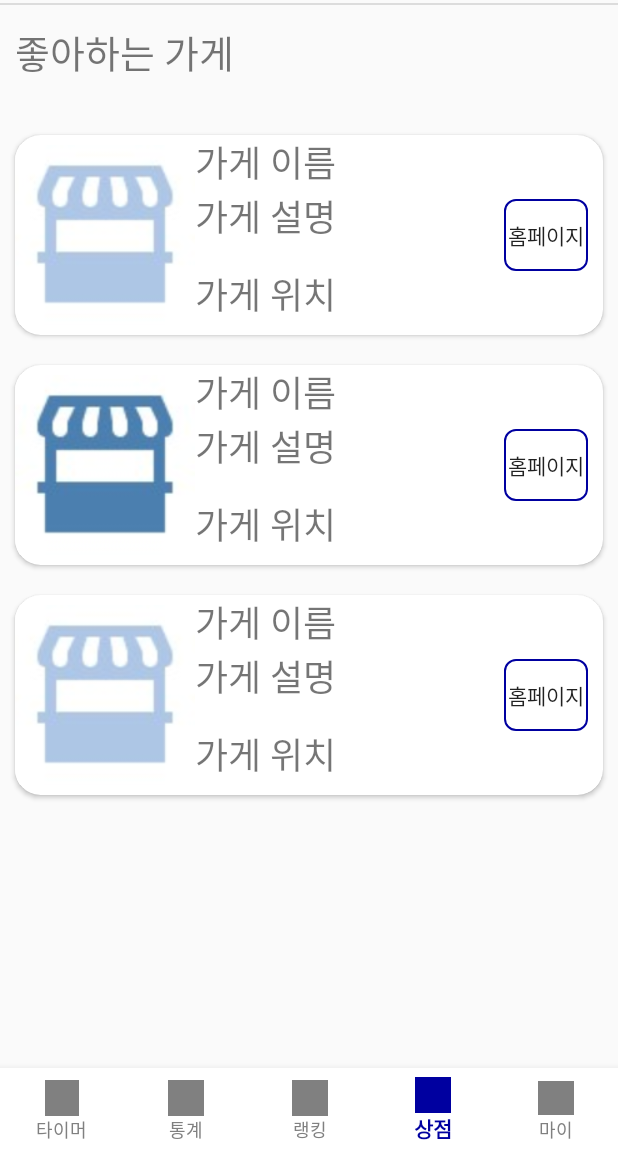
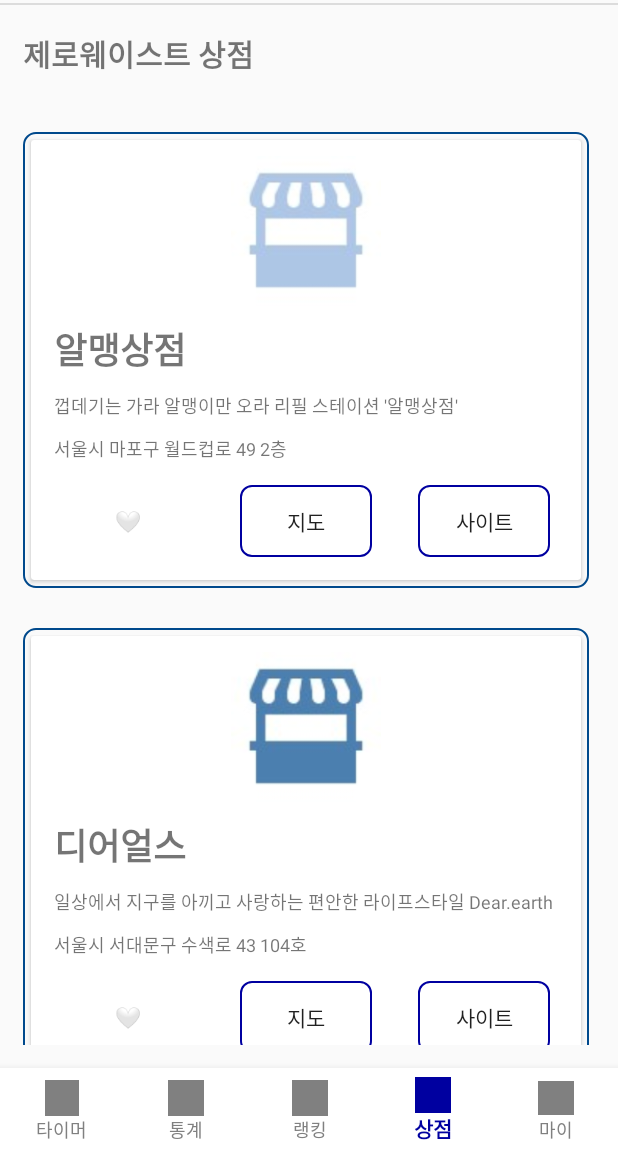
Before and after one commit to ENCO-Sungshin/ShowerForFriends_Android, an Android app: the HomeActivity screen opened directly, with no data from a screen before it, item 4 of the bottom bar chosen, on a phone screen of 412 x 824 dp, the part 84-1236 px from its top. Run offline under Robolectric (Android 15) with nearby library versions, the phone set to English and light mode, and no system bars; libraries missing offline, so code that uses them is left out: com.github.mikephil.charting.

Commit message:
[FEAT] 상점 RecyclerView 구성

```diff
--- /dev/null
+++ b/app/src/main/java/com/example/showerforfriends/EventViewDecoration.java
@@ -0,0 +1,22 @@
+package com.example.showerforfriends;
+
+import android.graphics.Rect;
+import android.view.View;
+
+import androidx.recyclerview.widget.RecyclerView;
+
+public class EventViewDecoration extends RecyclerView.ItemDecoration {
+    private final int decoHeight;
+
+    public EventViewDecoration(int decoHeight)
+    {
+        this.decoHeight = decoHeight;
+    }
+
+    @Override
+    public void getItemOffsets(Rect outRect, View view, RecyclerView parent, RecyclerView.State state)
+    {
+        super.getItemOffsets(outRect, view, parent, state);
+        outRect.top = decoHeight;
+    }
+}
--- a/app/src/main/java/com/example/showerforfriends/HomeActivity.java
+++ b/app/src/main/java/com/example/showerforfriends/HomeActivity.java
@@ -12,7 +12,7 @@
 
 public class HomeActivity extends AppCompatActivity {
     BottomNavigationView bottomNavigationView;
-    Fragment timerFragment, bookmarkFragment, friendListFragment, rankFragment, mypageFragment, usageFragment;
+    Fragment timerFragment, bookmarkFragment, friendListFragment, rankFragment, mypageFragment, usageFragment, storelistFragment;
 
     // navigation bar 연결
     private BottomNavigationView.OnNavigationItemSelectedListener mOnNavigationItemSelectedListener = new BottomNavigationView.OnNavigationItemSelectedListener() {
@@ -29,7 +29,7 @@
                     return true;
 
                 case R.id.action_store:
-                    getSupportFragmentManager().beginTransaction().replace(R.id.frameLayout, bookmarkFragment).commitAllowingStateLoss();
+                    getSupportFragmentManager().beginTransaction().replace(R.id.frameLayout, storelistFragment).commitAllowingStateLoss();
                     return true;
 
                 case R.id.action_rank:
@@ -55,9 +55,9 @@
         // bottom navigation view 부분
         bottomNavigationView = (BottomNavigationView) findViewById(R.id.navigation_bottom);
         bottomNavigationView.setOnNavigationItemSelectedListener(mOnNavigationItemSelectedListener);
-
         timerFragment = new TimerFragment();
-        bookmarkFragment = new BookmarkFragment();
+        //bookmarkFragment = new BookmarkFragment();
+        storelistFragment = new StoreListFragment();
         //friendListFragment = new FriendListFragment();
         rankFragment = new RankFragment();
         mypageFragment = new MyPageFragment();
--- a/app/src/main/java/com/example/showerforfriends/MyPageFragment.java
+++ b/app/src/main/java/com/example/showerforfriends/MyPageFragment.java
@@ -9,6 +9,8 @@
 import android.view.View;
 import android.view.ViewGroup;
 import android.widget.Button;
+import android.widget.ImageButton;
+import android.widget.ImageView;
 
 /**
  * A simple {@link Fragment} subclass.
@@ -19,6 +21,7 @@
 
     ViewGroup viewGroup;
     Button changeButton;
+    ImageButton bookmarkButton;
     // TODO: Rename parameter arguments, choose names that match
     // the fragment initialization parameters, e.g. ARG_ITEM_NUMBER
     private static final String ARG_PARAM1 = "param1";
@@ -66,6 +69,15 @@
         viewGroup = (ViewGroup) inflater.inflate(R.layout.fragment_my_page, container, false);
 
         changeButton = (Button) viewGroup.findViewById(R.id.changebtn);
+        bookmarkButton = (ImageButton) viewGroup.findViewById(R.id.like_btn);
+
+        bookmarkButton.setOnClickListener(new View.OnClickListener() {
+            @Override
+            public void onClick(View view) {
+                Intent intent = new Intent(getContext(), BookmarkActivity.class);
+                startActivity(intent);
+            }
+        });
 
         changeButton.setOnClickListener(new View.OnClickListener() {
             @Override
--- /dev/null
+++ b/app/src/main/java/com/example/showerforfriends/StoreListFragment.java
@@ -0,0 +1,107 @@
+package com.example.showerforfriends;
+
+import android.content.Context;
+import android.content.Intent;
+import android.net.Uri;
+import android.os.Bundle;
+
+import androidx.fragment.app.Fragment;
+import androidx.recyclerview.widget.LinearLayoutManager;
+import androidx.recyclerview.widget.RecyclerView;
+
+import android.view.LayoutInflater;
+import android.view.View;
+import android.view.ViewGroup;
+import android.widget.Button;
+import android.widget.RelativeLayout;
+
+import java.util.ArrayList;
+
+/**
+ * A simple {@link Fragment} subclass.
+ * Use the {@link StoreListFragment#newInstance} factory method to
+ * create an instance of this fragment.
+ */
+public class StoreListFragment extends Fragment {
+
+    ViewGroup viewGroup;
+    Button storeURI;
+    private RecyclerView recyclerView;
+    private StoreListItem[] storeListItems;
+    private StoreListItemAdapter adapter;
+    private ArrayList<StoreListItem> storeListItemArrayList = new ArrayList<>();
+    Context context;
+
+    // TODO: Rename parameter arguments, choose names that match
+    // the fragment initialization parameters, e.g. ARG_ITEM_NUMBER
+    private static final String ARG_PARAM1 = "param1";
+    private static final String ARG_PARAM2 = "param2";
+
+    // TODO: Rename and change types of parameters
+    private String mParam1;
+    private String mParam2;
+
+    public StoreListFragment() {
+        // Required empty public constructor
+    }
+
+    /**
+     * Use this factory method to create a new instance of
+     * this fragment using the provided parameters.
+     *
+     * @param param1 Parameter 1.
+     * @param param2 Parameter 2.
+     * @return A new instance of fragment StoreListFragment.
+     */
+    // TODO: Rename and change types and number of parameters
+    public static StoreListFragment newInstance(String param1, String param2) {
+        StoreListFragment fragment = new StoreListFragment();
+        Bundle args = new Bundle();
+        args.putString(ARG_PARAM1, param1);
+        args.putString(ARG_PARAM2, param2);
+        fragment.setArguments(args);
+        return fragment;
+    }
+
+    @Override
+    public void onCreate(Bundle savedInstanceState) {
+        super.onCreate(savedInstanceState);
+        if (getArguments() != null) {
+            mParam1 = getArguments().getString(ARG_PARAM1);
+            mParam2 = getArguments().getString(ARG_PARAM2);
+        }
+    }
+
+    @Override
+    public View onCreateView(LayoutInflater inflater, ViewGroup container,
+                             Bundle savedInstanceState) {
+        viewGroup = (ViewGroup) inflater.inflate(R.layout.fragment_store_list, container, false);
+
+        storeURI = (Button) viewGroup.findViewById(R.id.storeURI);
+        recyclerView = (RecyclerView) viewGroup.findViewById(R.id.storeList);
+        RecyclerView.LayoutManager layoutManager = new LinearLayoutManager(context);
+        recyclerView.setLayoutManager(layoutManager);
+        adapter = new StoreListItemAdapter(context, storeListItemArrayList);
+        storeListItems = new StoreListItem[3];
+        recyclerView.addItemDecoration(new EventViewDecoration(40));
+
+        String storeURI[] = { "https://almang.modoo.at/", "https://dearearth.co.kr/", "https://www.thanksto.co.kr/main/index.php"};
+
+        // recyclerView
+        storeListItems[0] = new StoreListItem("알맹상점", "껍데기는 가라 알맹이만 오라 리필 스테이션 '알맹상점'",
+                "서울시 마포구 월드컵로 49 2층", storeURI[0], R.drawable.store1, false, 0, 0);
+        storeListItems[1] = new StoreListItem("디어얼스", "일상에서 지구를 아끼고 사랑하는 편안한 라이프스타일 Dear.earth",
+                "서울시 서대문구 수색로 43 104호", storeURI[1], R.drawable.store2, false, 0, 0);
+        storeListItems[2] = new StoreListItem("덕분愛", "지구를 향한 우리의 사랑과 노력 덕분에\n생명과 환경을 살리는 브랜드",
+                "서울시 서초구 서초대로 389 진흥상가 209호", storeURI[2], R.drawable.store1, false, 0, 0);
+
+        for(int i=0; i<storeListItems.length; i++)
+        {
+            storeListItemArrayList.add(storeListItems[i]);
+        }
+        recyclerView.setAdapter(adapter);
+
+        // Inflate the layout for this fragment
+        return viewGroup;
+    }
+}
--- /dev/null
+++ b/app/src/main/java/com/example/showerforfriends/StoreListItem.java
@@ -0,0 +1,73 @@
+package com.example.showerforfriends;
+
+public class StoreListItem {
+    private String storeName;
+    private String storeIntro;
+    private String storeLocation;
+    private String storeURL;
+    private int position1, position2;
+    private int storePicture;
+    private boolean storeBookmark;
+
+    StoreListItem(String storeName, String storeIntro, String storeLocation, String storeURL, int storePicture, boolean storeBookmark, int position1, int position2)
+    {
+        this.storeName = storeName;
+        this.storeIntro = storeIntro;
+        this.storeLocation = storeLocation;
+        this.storeURL = storeURL;
+        this.storePicture = storePicture;
+        this.storeBookmark = storeBookmark;
+        this.position1 = position1;
+        this.position2 = position2;
+    }
+
+    public String getStoreName() {
+        return storeName;
+    }
+    public String getStoreIntro() {
+        return storeIntro;
+    }
+    public String getStoreLocation() {
+        return storeLocation;
+    }
+    public String getStoreURL() {
+        return storeURL;
+    }
+    public int getStorePicture() {
+        return storePicture;
+    }
+    public boolean getStoreBookmark() {
+        return storeBookmark;
+    }
+    public int getPosition1() {
+        return position1;
+    }
+    public int getPosition2() {
+        return position2;
+    }
+
+    public void setStoreName(String storeName) {
+        this.storeName = storeName;
+    }
+    public void setStoreIntro(String storeIntro) {
+        this.storeIntro = storeIntro;
+    }
+    public void setStoreLocation(String storeLocation) {
+        this.storeLocation = storeLocation;
+    }
+    public void setStoreURL(String storeURL) {
+        this.storeURL = storeURL;
+    }
+    public void setStorePicture(int storePicture) {
+        this.storePicture = storePicture;
+    }
+    public void setStoreBookmark(boolean storeBookmark) {
+        this.storeBookmark = storeBookmark;
+    }
+    public void setPosition1(int position1) {
+        this.position1 = position1;
+    }
+    public void setPosition2(int position2) {
+        this.position2 = position2;
+    }
+}
--- /dev/null
+++ b/app/src/main/java/com/example/showerforfriends/StoreListItemAdapter.java
@@ -0,0 +1,136 @@
+package com.example.showerforfriends;
+
+import android.content.Context;
+import android.content.Intent;
+import android.net.Uri;
+import android.view.LayoutInflater;
+import android.view.View;
+import android.view.ViewGroup;
+import android.widget.Button;
+import android.widget.ImageView;
+import android.widget.TextView;
+
+import androidx.annotation.NonNull;
+import androidx.recyclerview.widget.RecyclerView;
+
+import java.util.ArrayList;
+
+public class StoreListItemAdapter extends RecyclerView.Adapter<StoreListItemAdapter.ViewHolder> {
+
+    ArrayList<StoreListItem> item = new ArrayList<StoreListItem>();
+    Context context;
+
+    public StoreListItemAdapter(Context context, ArrayList<StoreListItem> storeListItems)
+    {
+        this.context = context;
+        this.item = storeListItems;
+    }
+
+    @NonNull
+    @Override
+    public ViewHolder onCreateViewHolder(@NonNull ViewGroup parent, int viewType) {
+        View convertView = LayoutInflater.from(parent.getContext()).inflate(R.layout.store_list_item, null);
+        return new ViewHolder(convertView);
+    }
+
+    @Override
+    public void onBindViewHolder(@NonNull ViewHolder holder, int position) {
+        StoreListItem storeListItem = item.get(position);
+
+        holder.storeBookmark.setOnClickListener(new View.OnClickListener() {
+            @Override
+            public void onClick(View view) {
+                if(storeListItem.getStoreBookmark() == true) {
+                    storeListItem.setStoreBookmark(false);
+                    holder.storeBookmark.setText("🤍");
+                }
+                else {
+                    storeListItem.setStoreBookmark(true);
+                    holder.storeBookmark.setText("❤");
+                }
+            }
+        });
+
+        holder.storeURL.setOnClickListener(new View.OnClickListener() {
+            @Override
+            public void onClick(View view) {
+                Intent mIntent = new Intent(Intent.ACTION_VIEW, Uri.parse(storeListItem.getStoreURL()));
+                view.getContext().startActivity(mIntent);
+            }
+        });
+
+        holder.storeMap.setOnClickListener(new View.OnClickListener() {
+            @Override
+            public void onClick(View view) {
+                // map 연결하기
+               /* Intent mIntent = new Intent(Intent.ACTION_VIEW, Uri.parse(storeListItem.getStoreURL()));
+                view.getContext().startActivity(mIntent);*/
+            }
+        });
+
+        holder.storeName.setText(storeListItem.getStoreName());
+        holder.storeIntro.setText(storeListItem.getStoreIntro());
+        holder.storeLocation.setText(storeListItem.getStoreLocation());
+        holder.storePicture.setImageResource(storeListItem.getStorePicture());
+        //holder.storeURL.setText(storeListItem.getStoreURL());
+
+        if(storeListItem.getStoreBookmark() == true)
+            holder.storeBookmark.setText("❤");
+        else
+            holder.storeBookmark.setText("🤍");
+    }
+
+    @Override
+    public long getItemId(int i) {return i;}
+
+    @Override
+    public int getItemCount() {
+        return item.size();
+    }
+
+    private OnItemClickListener mListener = null;
+    public void setOnItemClickListener(OnItemClickListener onItemClickListener)
+    {
+        this.mListener = onItemClickListener;
+    }
+
+    public interface OnItemClickListener
+    {
+        void onItemClick(View v, int position);
+    }
+
+    public class ViewHolder extends RecyclerView.ViewHolder
+    {
+        TextView storeName, storeIntro, storeLocation, storeBookmark;
+        ImageView storePicture;
+        Button storeURL, storeMap;
+
+        public ViewHolder(@NonNull View itemView)
+        {
+            super(itemView);
+
+            // 화면에 내용 넣기
+            storeName = (TextView) itemView.findViewById(R.id.storeName);
+            storeIntro = (TextView) itemView.findViewById(R.id.storeIntro);
+            storeLocation = (TextView) itemView.findViewById(R.id.storeLocation);
+            storePicture = (ImageView) itemView.findViewById(R.id.storePicture);
+            storeBookmark = (TextView) itemView.findViewById(R.id.storeBookmark);
+            storeURL = (Button) itemView.findViewById(R.id.storeURI);
+            storeMap = (Button) itemView.findViewById(R.id.storeMap);
+
+            itemView.setOnClickListener(new View.OnClickListener() {
+                @Override
+                public void onClick(View view) {
+                    int position = getAdapterPosition();
+                    if(position != RecyclerView.NO_POSITION)
+                    {
+                        if(mListener != null)
+                        {
+                            mListener.onItemClick(view, position);
+                        }
+                    }
+                }
+            });
+        }
+    }
+}
--- /dev/null
+++ b/app/src/main/res/drawable/list_back.xml
@@ -0,0 +1,12 @@
+<?xml version="1.0" encoding="utf-8"?>
+<shape xmlns:android="http://schemas.android.com/apk/res/android"
+    android:shape="rectangle" >
+    <stroke
+        android:width="1.5dp"
+        android:color="#00498c" />
+
+    <size
+        android:width="20dp"
+        android:height="20dp" />
+    <corners android:radius="8dp" />
+</shape>
--- /dev/null
+++ b/app/src/main/res/layout/fragment_store_list.xml
@@ -0,0 +1,46 @@
+<?xml version="1.0" encoding="utf-8"?>
+<FrameLayout xmlns:android="http://schemas.android.com/apk/res/android"
+    xmlns:tools="http://schemas.android.com/tools"
+    android:layout_width="match_parent"
+    android:layout_height="match_parent"
+    tools:context=".StoreListFragment">
+
+    <LinearLayout
+        android:layout_width="match_parent"
+        android:layout_height="match_parent"
+        android:layout_marginStart="10dp"
+        android:layout_marginLeft="10dp"
+        android:layout_marginTop="10dp"
+        android:layout_marginEnd="10dp"
+        android:layout_marginRight="10dp"
+        android:layout_marginBottom="10dp"
+        android:orientation="vertical">
+
+        <TextView
+            android:id="@+id/storeTitle"
+            android:layout_width="match_parent"
+            android:layout_height="wrap_content"
+            android:layout_marginStart="5dp"
+            android:layout_marginLeft="5dp"
+            android:layout_marginTop="5dp"
+            android:layout_marginEnd="5dp"
+            android:layout_marginRight="5dp"
+            android:layout_marginBottom="5dp"
+            android:text="제로웨이스트 상점"
+            android:textSize="20sp"
+            android:textStyle="bold" />
+
+        <androidx.recyclerview.widget.RecyclerView
+            android:id="@+id/storeList"
+            android:layout_width="match_parent"
+            android:layout_height="match_parent"
+            android:layout_gravity="center"
+            android:layout_marginStart="5dp"
+            android:layout_marginLeft="5dp"
+            android:layout_marginTop="5dp"
+            android:layout_marginEnd="5dp"
+            android:layout_marginRight="5dp"
+            android:layout_marginBottom="5dp" />
+    </LinearLayout>
+
+</FrameLayout>
--- /dev/null
+++ b/app/src/main/res/layout/store_list_item.xml
@@ -0,0 +1,145 @@
+<?xml version="1.0" encoding="utf-8"?>
+<LinearLayout xmlns:android="http://schemas.android.com/apk/res/android"
+    xmlns:app="http://schemas.android.com/apk/res-auto"
+    android:layout_width="match_parent"
+    android:layout_height="wrap_content"
+    android:layout_marginStart="10dp"
+    android:layout_marginLeft="10dp"
+    android:layout_marginTop="10dp"
+    android:layout_marginEnd="10dp"
+    android:layout_marginRight="10dp"
+    android:layout_marginBottom="10dp"
+    android:background="@drawable/list_back"
+    android:gravity="center"
+    android:orientation="vertical">
+
+    <androidx.cardview.widget.CardView
+        android:layout_width="match_parent"
+        android:layout_height="match_parent"
+        android:layout_marginStart="5dp"
+        android:layout_marginLeft="5dp"
+        android:layout_marginTop="5dp"
+        android:layout_marginEnd="5dp"
+        android:layout_marginRight="5dp"
+        android:layout_marginBottom="5dp"
+        android:background="@drawable/list_back"
+        app:cardCornerRadius="2dp">
+
+        <LinearLayout
+            android:layout_width="match_parent"
+            android:layout_height="match_parent"
+            android:layout_marginStart="5dp"
+            android:layout_marginLeft="5dp"
+            android:layout_marginTop="5dp"
+            android:layout_marginEnd="5dp"
+            android:layout_marginRight="5dp"
+            android:layout_marginBottom="5dp"
+            android:orientation="vertical">
+
+            <ImageView
+                android:id="@+id/storePicture"
+                android:layout_width="match_parent"
+                android:layout_height="100dp"
+                android:layout_marginStart="10dp"
+                android:layout_marginLeft="10dp"
+                android:layout_marginTop="5dp"
+                android:layout_marginEnd="10dp"
+                android:layout_marginRight="10dp"
+                android:layout_marginBottom="5dp" />
+
+            <TextView
+                android:id="@+id/storeName"
+                android:layout_width="match_parent"
+                android:layout_height="wrap_content"
+                android:layout_gravity="center"
+                android:layout_marginStart="10dp"
+                android:layout_marginLeft="10dp"
+                android:layout_marginTop="5dp"
+                android:layout_marginEnd="10dp"
+                android:layout_marginRight="10dp"
+                android:layout_marginBottom="5dp"
+                android:text="TextView"
+                android:textSize="24sp"
+                android:textStyle="bold" />
+
+            <TextView
+                android:id="@+id/storeIntro"
+                android:layout_width="match_parent"
+                android:layout_height="wrap_content"
+                android:layout_gravity="center"
+                android:layout_marginStart="10dp"
+                android:layout_marginLeft="10dp"
+                android:layout_marginTop="5dp"
+                android:layout_marginEnd="10dp"
+                android:layout_marginRight="10dp"
+                android:layout_marginBottom="5dp"
+                android:text="TextView"
+                android:textSize="12sp" />
+
+            <TextView
+                android:id="@+id/storeLocation"
+                android:layout_width="match_parent"
+                android:layout_height="wrap_content"
+                android:layout_gravity="center"
+                android:layout_marginStart="10dp"
+                android:layout_marginLeft="10dp"
+                android:layout_marginTop="5dp"
+                android:layout_marginEnd="10dp"
+                android:layout_marginRight="10dp"
+                android:layout_marginBottom="5dp"
+                android:text="TextView"
+                android:textSize="12sp" />
+
+            <LinearLayout
+                android:layout_width="match_parent"
+                android:layout_height="match_parent"
+                android:layout_gravity="center"
+                android:gravity="center">
+
+                <Button
+                    android:id="@+id/storeBookmark"
+                    style="@style/Widget.AppCompat.Button.Borderless"
+                    android:layout_width="match_parent"
+                    android:layout_height="wrap_content"
+                    android:layout_marginStart="15dp"
+                    android:layout_marginLeft="15dp"
+                    android:layout_marginTop="10dp"
+                    android:layout_marginEnd="15dp"
+                    android:layout_marginRight="15dp"
+                    android:layout_marginBottom="10dp"
+                    android:layout_weight="1"
+                    android:text="🤍" />
+
+                <Button
+                    android:id="@+id/storeMap"
+                    android:layout_width="match_parent"
+                    android:layout_height="wrap_content"
+                    android:layout_marginStart="15dp"
+                    android:layout_marginLeft="15dp"
+                    android:layout_marginTop="10dp"
+                    android:layout_marginEnd="15dp"
+                    android:layout_marginRight="15dp"
+                    android:layout_marginBottom="10dp"
+                    android:layout_weight="1"
+                    android:background="@drawable/button_color_drawable"
+                    android:text="지도" />
+
+                <Button
+                    android:id="@+id/storeURI"
+                    android:layout_width="match_parent"
+                    android:layout_height="wrap_content"
+                    android:layout_marginStart="15dp"
+                    android:layout_marginLeft="15dp"
+                    android:layout_marginTop="10dp"
+                    android:layout_marginEnd="15dp"
+                    android:layout_marginRight="15dp"
+                    android:layout_marginBottom="10dp"
+                    android:layout_weight="1"
+                    android:background="@drawable/button_color_drawable"
+                    android:text="사이트" />
+            </LinearLayout>
+        </LinearLayout>
+
+    </androidx.cardview.widget.CardView>
+
+</LinearLayout>
```
